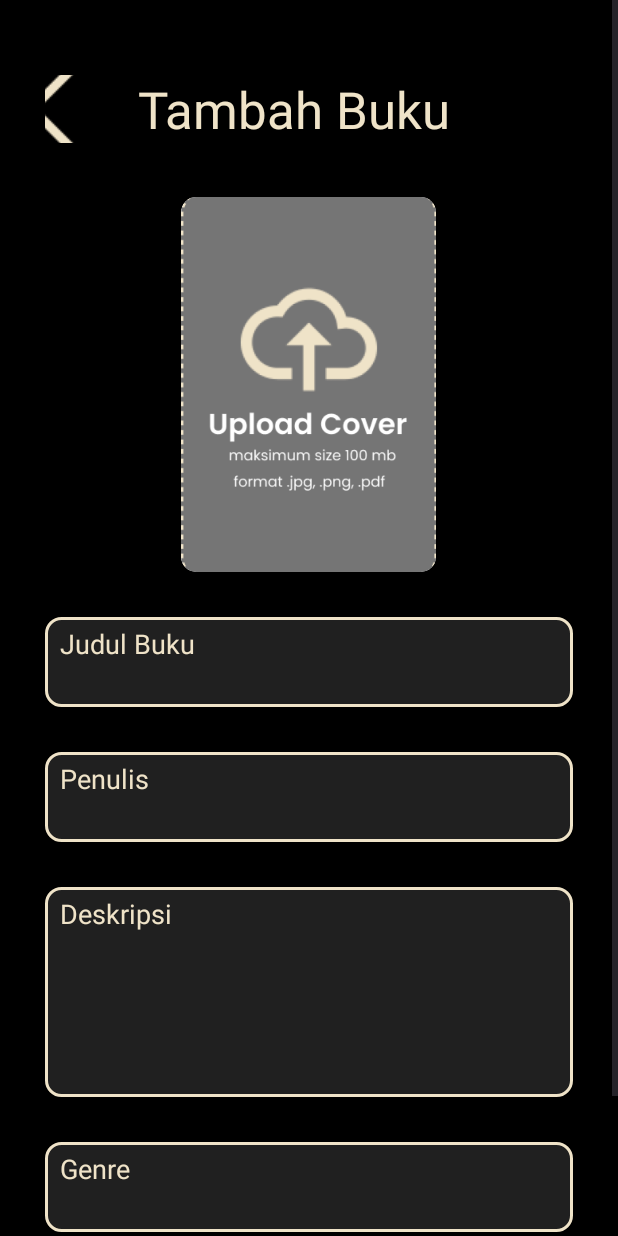
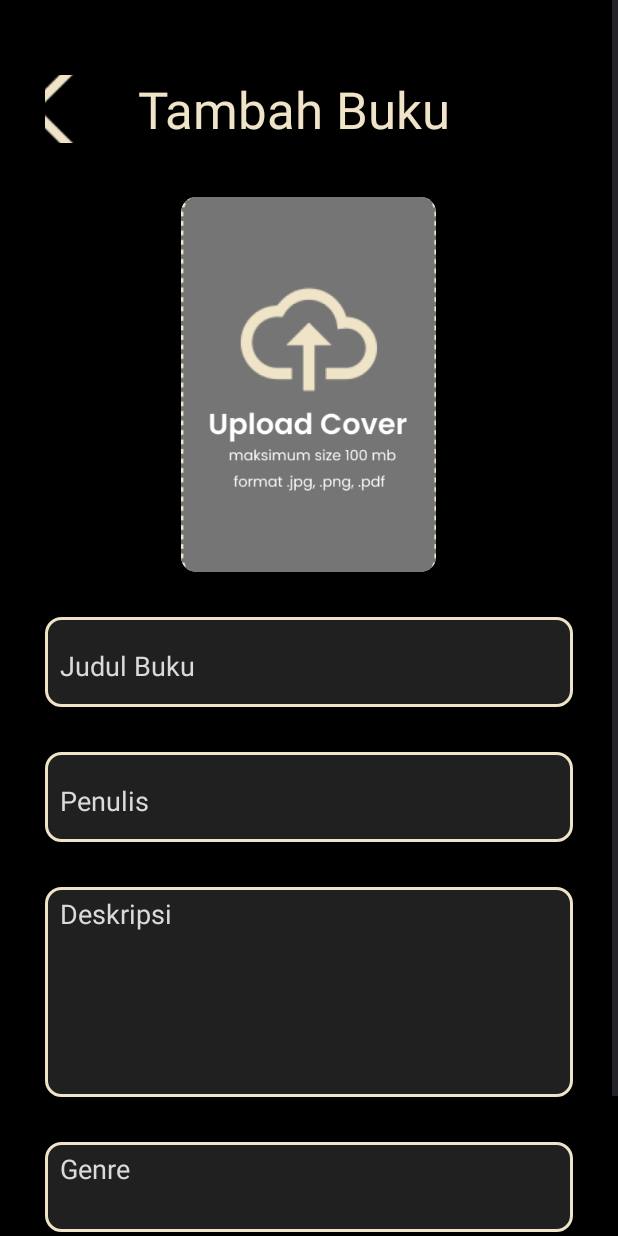
Before and after one commit to finn518/Le-Libro, an Android app: the AddBook screen opened directly, with no data from a screen before it, on a phone screen of 412 x 824 dp. Run offline under Robolectric (Android 15) with nearby library versions, the phone set to English and light mode, and no system bars; our stand-ins replace Firebase (no records; nobody signed in at launch, a user with empty details on screens opened directly); Roboto replaces fonts that are not available here.

Commit message:
main page adding

```diff
--- a/app/build.gradle.kts
+++ b/app/build.gradle.kts
@@ -2,6 +2,7 @@ plugins {
     alias(libs.plugins.android.application)
     alias(libs.plugins.kotlin.android)
     alias(libs.plugins.google.gms.google.services)
+    id("kotlin-kapt")
 }
 
 android {
@@ -46,6 +47,8 @@ dependencies {
     implementation(libs.firebase.auth)
     implementation(libs.firebase.database)
     implementation(libs.firebase.storage)
+    implementation("com.github.bumptech.glide:glide:4.15.1")
+    kapt("com.github.bumptech.glide:compiler:4.15.1")
     testImplementation(libs.junit)
     androidTestImplementation(libs.androidx.junit)
     androidTestImplementation(libs.androidx.espresso.core)
--- a/app/src/main/AndroidManifest.xml
+++ b/app/src/main/AndroidManifest.xml
@@ -2,6 +2,7 @@
 <manifest xmlns:android="http://schemas.android.com/apk/res/android"
     xmlns:tools="http://schemas.android.com/tools">
 
+    <uses-permission android:name="android.permission.INTERNET" />
     <application
         android:allowBackup="true"
         android:dataExtractionRules="@xml/data_extraction_rules"
--- a/app/src/main/java/com/example/lelibro/Book.kt
+++ b/app/src/main/java/com/example/lelibro/Book.kt
@@ -6,4 +6,5 @@ data class Book (
     var penulis: String? = null,
     var deskripsi: String? = null,
     var genre: String? = null,
+    var cover: String? = null,
 )
--- a/app/src/main/res/layout/activity_add_book.xml
+++ b/app/src/main/res/layout/activity_add_book.xml
@@ -79,11 +79,10 @@
                 android:layout_marginRight="30dp"
                 android:background="@drawable/border_input"
                 android:ems="10"
-                android:gravity="start|top"
                 android:inputType="text"
                 android:paddingLeft="10dp"
                 android:paddingTop="5dp"
-                android:text="Judul Buku"
+                android:hint="Judul Buku"
                 android:textColor="#EFE3C8"
                 android:textColorHint="#DADADA" />
 
@@ -96,12 +95,12 @@
                 android:layout_marginRight="30dp"
                 android:background="@drawable/border_input"
                 android:ems="10"
-                android:gravity="start|top"
                 android:inputType="text"
                 android:paddingLeft="10dp"
                 android:paddingTop="5dp"
-                android:text="Penulis"
-                android:textColor="#EFE3C8" />
+                android:hint="Penulis"
+                android:textColor="#EFE3C8"
+                android:textColorHint="#DADADA" />
 
             <EditText
                 android:id="@+id/add_desk"
@@ -112,12 +111,15 @@
                 android:layout_marginRight="30dp"
                 android:background="@drawable/border_input"
                 android:ems="10"
-                android:gravity="start|top"
-                android:inputType="text"
+                android:inputType="textMultiLine"
                 android:paddingLeft="10dp"
                 android:paddingTop="5dp"
-                android:text="Deskripsi"
-                android:textColor="#EFE3C8" />
+                android:hint="Deskripsi"
+                android:textColor="#EFE3C8"
+                android:textColorHint="#DADADA"
+                android:scrollbars="vertical"
+                android:gravity="top|start"
+                android:maxLines="5" />
 
             <EditText
                 android:id="@+id/add_genre"
@@ -132,8 +134,9 @@
                 android:inputType="text"
                 android:paddingLeft="10dp"
                 android:paddingTop="5dp"
-                android:text="Genre"
-                android:textColor="#EFE3C8" />
+                android:hint="Genre"
+                android:textColor="#EFE3C8"
+                android:textColorHint="#DADADA" />
 
             <androidx.appcompat.widget.AppCompatButton
                 android:id="@+id/btn_upload"
--- a/app/src/main/res/layout/item_layout.xml
+++ b/app/src/main/res/layout/item_layout.xml
@@ -29,7 +29,7 @@
             app:cardCornerRadius="8dp">
 
             <ImageView
-                android:id="@+id/imageView7"
+                android:id="@+id/showCover"
                 android:layout_width="wrap_content"
                 android:layout_height="wrap_content"
                 android:scaleType="centerCrop"
@@ -37,7 +37,7 @@
         </androidx.cardview.widget.CardView>
 
         <TextView
-            android:id="@+id/textView10"
+            android:id="@+id/showJudul"
             android:layout_width="match_parent"
             android:layout_height="wrap_content"
             android:layout_gravity="center_horizontal"
@@ -51,7 +51,7 @@
             android:textSize="20dp" />
 
         <TextView
-            android:id="@+id/textView11"
+            android:id="@+id/showPenulis"
             android:layout_width="match_parent"
             android:layout_height="wrap_content"
             android:layout_marginLeft="12dp"
```
Also changed, not shown: app/src/main/java/com/example/lelibro/AddBook.kt (+139 -22 lines), app/src/main/java/com/example/lelibro/BookAdapter.kt (+33 -11 lines), app/src/main/java/com/example/lelibro/MainActivity.kt (+50 -10 lines), app/src/main/res/values/styles.xml (added, +7 -0 lines).
